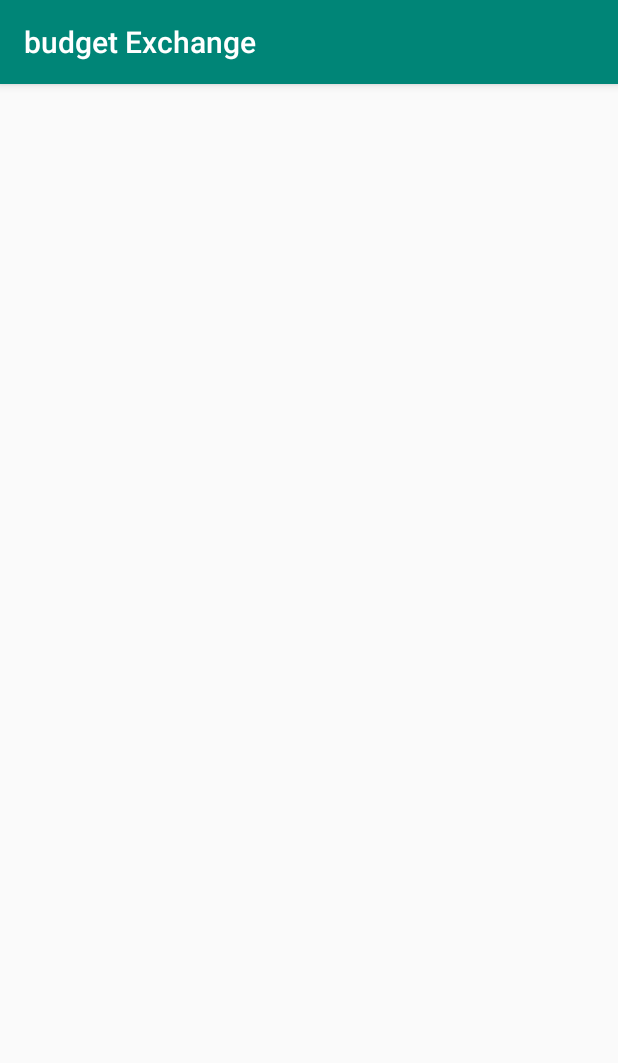
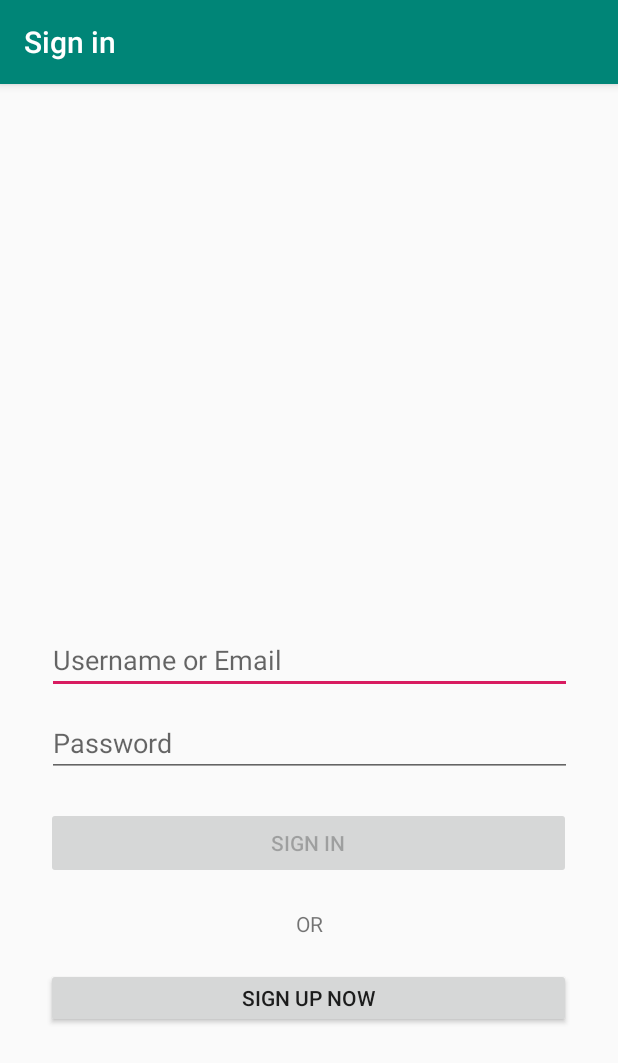
Before and after one commit to csohier/budgetExchange2, an Android app: the screen it shows after launch (MainActivity before the commit, LoginActivity after it), on a phone screen of 412 x 824 dp. Shown: the top 1063 px of the screen. Run offline under Robolectric (Android 15) with nearby library versions, the phone set to English and light mode, and no system bars.

Commit message:
Created Login Activity and Login xml, but currently unable to open it for some reason.

```diff
--- a/app/build.gradle
+++ b/app/build.gradle
@@ -23,6 +23,9 @@
     implementation fileTree(dir: 'libs', include: ['*.jar'])
     implementation 'androidx.appcompat:appcompat:1.0.2'
     implementation 'androidx.constraintlayout:constraintlayout:1.1.3'
+    implementation 'com.google.android.material:material:1.1.0'
+    implementation 'androidx.annotation:annotation:1.1.0'
+    implementation 'androidx.lifecycle:lifecycle-extensions:2.2.0'
     testImplementation 'junit:junit:4.12'
     androidTestImplementation 'androidx.test.ext:junit:1.1.0'
     androidTestImplementation 'androidx.test.espresso:espresso-core:3.1.1'
--- a/app/src/main/AndroidManifest.xml
+++ b/app/src/main/AndroidManifest.xml
@@ -9,6 +9,9 @@
         android:roundIcon="@mipmap/ic_launcher_round"
         android:supportsRtl="true"
         android:theme="@style/AppTheme">
+        <activity
+            android:name=".ui.login.LoginActivity"
+            android:label="@string/title_activity_login"></activity>
         <activity android:name=".MainActivity">
             <intent-filter>
                 <action android:name="android.intent.action.MAIN" />
--- a/app/src/main/java/com/example/budgetexchange/MainActivity.java
+++ b/app/src/main/java/com/example/budgetexchange/MainActivity.java
@@ -2,7 +2,10 @@
 
 import androidx.appcompat.app.AppCompatActivity;
 
+import android.content.Intent;
 import android.os.Bundle;
+
+import com.example.budgetexchange.ui.login.LoginActivity;
 
 public class MainActivity extends AppCompatActivity {
 
@@ -10,5 +13,8 @@
     protected void onCreate(Bundle savedInstanceState) {
         super.onCreate(savedInstanceState);
         setContentView(R.layout.activity_main);
+
+        Intent intent = new Intent(this, LoginActivity.class);
+        startActivity(intent);
     }
 }
--- /dev/null
+++ b/app/src/main/java/com/example/budgetexchange/data/LoginRepository.java
@@ -0,0 +1,54 @@
+package com.example.budgetexchange.data;
+
+import com.example.budgetexchange.data.model.LoggedInUser;
+
+/**
+ * Class that requests authentication and user information from the remote data source and
+ * maintains an in-memory cache of login status and user credentials information.
+ */
+public class LoginRepository {
+
+    private static volatile LoginRepository instance;
+
+    private LoginDataSource dataSource;
+
+    // If user credentials will be cached in local storage, it is recommended it be encrypted
+    // @see https://developer.android.com/training/articles/keystore
+    private LoggedInUser user = null;
+
+    // private constructor : singleton access
+    private LoginRepository(LoginDataSource dataSource) {
+        this.dataSource = dataSource;
+    }
+
+    public static LoginRepository getInstance(LoginDataSource dataSource) {
+        if (instance == null) {
+            instance = new LoginRepository(dataSource);
+        }
+        return instance;
+    }
+
+    public boolean isLoggedIn() {
+        return user != null;
+    }
+
+    public void logout() {
+        user = null;
+        dataSource.logout();
+    }
+
+    private void setLoggedInUser(LoggedInUser user) {
+        this.user = user;
+        // If user credentials will be cached in local storage, it is recommended it be encrypted
+        // @see https://developer.android.com/training/articles/keystore
+    }
+
+    public Result<LoggedInUser> login(String username, String password) {
+        // handle login
+        Result<LoggedInUser> result = dataSource.login(username, password);
+        if (result instanceof Result.Success) {
+            setLoggedInUser(((Result.Success<LoggedInUser>) result).getData());
+        }
+        return result;
+    }
+}
--- /dev/null
+++ b/app/src/main/java/com/example/budgetexchange/ui/login/LoginActivity.java
@@ -0,0 +1,128 @@
+package com.example.budgetexchange.ui.login;
+
+import android.app.Activity;
+
+import androidx.lifecycle.Observer;
+import androidx.lifecycle.ViewModelProviders;
+
+import android.os.Bundle;
+
+import androidx.annotation.Nullable;
+import androidx.annotation.StringRes;
+import androidx.appcompat.app.AppCompatActivity;
+
+import android.text.Editable;
+import android.text.TextWatcher;
+import android.view.KeyEvent;
+import android.view.View;
+import android.view.inputmethod.EditorInfo;
+import android.widget.Button;
+import android.widget.EditText;
+import android.widget.ProgressBar;
+import android.widget.TextView;
+import android.widget.Toast;
+
+import com.example.budgetexchange.R;
+
+public class LoginActivity extends AppCompatActivity {
+
+    private LoginViewModel loginViewModel;
+
+    @Override
+    public void onCreate(Bundle savedInstanceState) {
+        super.onCreate(savedInstanceState);
+        setContentView(R.layout.activity_login);
+        loginViewModel = ViewModelProviders.of(this, new LoginViewModelFactory()).get(LoginViewModel.class);
+
+        final EditText usernameEditText = findViewById(R.id.loginId);
+        final EditText passwordEditText = findViewById(R.id.loginPw);
+        final Button loginButton = findViewById(R.id.loginBtn);
+        final ProgressBar loadingProgressBar = findViewById(R.id.loading);
+
+        loginViewModel.getLoginFormState().observe(this, new Observer<LoginFormState>() {
+            @Override
+            public void onChanged(@Nullable LoginFormState loginFormState) {
+                if (loginFormState == null) {
+                    return;
+                }
+                loginButton.setEnabled(loginFormState.isDataValid());
+                if (loginFormState.getUsernameError() != null) {
+                    usernameEditText.setError(getString(loginFormState.getUsernameError()));
+                }
+                if (loginFormState.getPasswordError() != null) {
+                    passwordEditText.setError(getString(loginFormState.getPasswordError()));
+                }
+            }
+        });
+
+        loginViewModel.getLoginResult().observe(this, new Observer<LoginResult>() {
+            @Override
+            public void onChanged(@Nullable LoginResult loginResult) {
+                if (loginResult == null) {
+                    return;
+                }
+                loadingProgressBar.setVisibility(View.GONE);
+                if (loginResult.getError() != null) {
+                    showLoginFailed(loginResult.getError());
+                }
+                if (loginResult.getSuccess() != null) {
+                    updateUiWithUser(loginResult.getSuccess());
+                }
+                setResult(Activity.RESULT_OK);
+
+                //Complete and destroy login activity once successful
+                finish();
+            }
+        });
+
+        TextWatcher afterTextChangedListener = new TextWatcher() {
+            @Override
+            public void beforeTextChanged(CharSequence s, int start, int count, int after) {
+                // ignore
+            }
+
+            @Override
+            public void onTextChanged(CharSequence s, int start, int before, int count) {
+                // ignore
+            }
+
+            @Override
+            public void afterTextChanged(Editable s) {
+                loginViewModel.loginDataChanged(usernameEditText.getText().toString(),
+                        passwordEditText.getText().toString());
+            }
+        };
+        usernameEditText.addTextChangedListener(afterTextChangedListener);
+        passwordEditText.addTextChangedListener(afterTextChangedListener);
+        passwordEditText.setOnEditorActionListener(new TextView.OnEditorActionListener() {
+
+            @Override
+            public boolean onEditorAction(TextView v, int actionId, KeyEvent event) {
+                if (actionId == EditorInfo.IME_ACTION_DONE) {
+                    loginViewModel.login(usernameEditText.getText().toString(),
+                            passwordEditText.getText().toString());
+                }
+                return false;
+            }
+        });
+
+        loginButton.setOnClickListener(new View.OnClickListener() {
+            @Override
+            public void onClick(View v) {
+                loadingProgressBar.setVisibility(View.VISIBLE);
+                loginViewModel.login(usernameEditText.getText().toString(),
+                        passwordEditText.getText().toString());
+            }
+        });
+    }
+
+    private void updateUiWithUser(LoggedInUserView model) {
+        String welcome = getString(R.string.welcome) + model.getDisplayName();
+        // TODO : initiate successful logged in experience
+        Toast.makeText(getApplicationContext(), welcome, Toast.LENGTH_LONG).show();
+    }
+
+    private void showLoginFailed(@StringRes Integer errorString) {
+        Toast.makeText(getApplicationContext(), errorString, Toast.LENGTH_SHORT).show();
+    }
+}
--- /dev/null
+++ b/app/src/main/java/com/example/budgetexchange/ui/login/LoginViewModel.java
@@ -0,0 +1,70 @@
+package com.example.budgetexchange.ui.login;
+
+import androidx.lifecycle.LiveData;
+import androidx.lifecycle.MutableLiveData;
+import androidx.lifecycle.ViewModel;
+
+import android.util.Patterns;
+
+import com.example.budgetexchange.data.LoginRepository;
+import com.example.budgetexchange.data.Result;
+import com.example.budgetexchange.data.model.LoggedInUser;
+import com.example.budgetexchange.R;
+
+public class LoginViewModel extends ViewModel {
+
+    private MutableLiveData<LoginFormState> loginFormState = new MutableLiveData<>();
+    private MutableLiveData<LoginResult> loginResult = new MutableLiveData<>();
+    private LoginRepository loginRepository;
+
+    LoginViewModel(LoginRepository loginRepository) {
+        this.loginRepository = loginRepository;
+    }
+
+    LiveData<LoginFormState> getLoginFormState() {
+        return loginFormState;
+    }
+
+    LiveData<LoginResult> getLoginResult() {
+        return loginResult;
+    }
+
+    public void login(String username, String password) {
+        // can be launched in a separate asynchronous job
+        Result<LoggedInUser> result = loginRepository.login(username, password);
+
+        if (result instanceof Result.Success) {
+            LoggedInUser data = ((Result.Success<LoggedInUser>) result).getData();
+            loginResult.setValue(new LoginResult(new LoggedInUserView(data.getDisplayName())));
+        } else {
+            loginResult.setValue(new LoginResult(R.string.login_failed));
+        }
+    }
+
+    public void loginDataChanged(String username, String password) {
+        if (!isUserNameValid(username)) {
+            loginFormState.setValue(new LoginFormState(R.string.invalid_username, null));
+        } else if (!isPasswordValid(password)) {
+            loginFormState.setValue(new LoginFormState(null, R.string.invalid_password));
+        } else {
+            loginFormState.setValue(new LoginFormState(true));
+        }
+    }
+
+    // A placeholder username validation check
+    private boolean isUserNameValid(String username) {
+        if (username == null) {
+            return false;
+        }
+        if (username.contains("@")) {
+            return Patterns.EMAIL_ADDRESS.matcher(username).matches();
+        } else {
+            return !username.trim().isEmpty();
+        }
+    }
+
+    // A placeholder password validation check
+    private boolean isPasswordValid(String password) {
+        return password != null && password.trim().length() > 5;
+    }
+}
--- /dev/null
+++ b/app/src/main/java/com/example/budgetexchange/ui/login/LoginViewModelFactory.java
@@ -0,0 +1,26 @@
+package com.example.budgetexchange.ui.login;
+
+import androidx.lifecycle.ViewModel;
+import androidx.lifecycle.ViewModelProvider;
+import androidx.annotation.NonNull;
+
+import com.example.budgetexchange.data.LoginDataSource;
+import com.example.budgetexchange.data.LoginRepository;
+
+/**
+ * ViewModel provider factory to instantiate LoginViewModel.
+ * Required given LoginViewModel has a non-empty constructor
+ */
+public class LoginViewModelFactory implements ViewModelProvider.Factory {
+
+    @NonNull
+    @Override
+    @SuppressWarnings("unchecked")
+    public <T extends ViewModel> T create(@NonNull Class<T> modelClass) {
+        if (modelClass.isAssignableFrom(LoginViewModel.class)) {
+            return (T) new LoginViewModel(LoginRepository.getInstance(new LoginDataSource()));
+        } else {
+            throw new IllegalArgumentException("Unknown ViewModel class");
+        }
+    }
+}
--- /dev/null
+++ b/app/src/main/res/layout/activity_login.xml
@@ -0,0 +1,94 @@
+<?xml version="1.0" encoding="utf-8"?>
+<androidx.constraintlayout.widget.ConstraintLayout xmlns:android="http://schemas.android.com/apk/res/android"
+    xmlns:app="http://schemas.android.com/apk/res-auto"
+    xmlns:tools="http://schemas.android.com/tools"
+    android:id="@+id/container"
+    android:layout_width="match_parent"
+    android:layout_height="match_parent"
+    android:paddingLeft="@dimen/activity_horizontal_margin"
+    android:paddingTop="@dimen/activity_vertical_margin"
+    android:paddingRight="@dimen/activity_horizontal_margin"
+    android:paddingBottom="@dimen/activity_vertical_margin"
+    tools:context=".ui.login.LoginActivity">
+
+    <EditText
+        android:id="@+id/loginId"
+        android:layout_width="350dp"
+        android:layout_height="wrap_content"
+
+        android:hint="Username or Email"
+        android:inputType="textEmailAddress"
+        android:selectAllOnFocus="true"
+        app:layout_constraintBottom_toBottomOf="parent"
+        app:layout_constraintEnd_toEndOf="parent"
+        app:layout_constraintStart_toStartOf="parent"
+        app:layout_constraintTop_toTopOf="parent" />
+
+    <EditText
+        android:id="@+id/loginPw"
+        android:layout_width="350dp"
+        android:layout_height="wrap_content"
+        android:layout_marginTop="10dp"
+
+        android:hint="@string/prompt_password"
+        android:imeActionLabel="@string/action_sign_in_short"
+        android:imeOptions="actionDone"
+        android:inputType="textPassword"
+        android:selectAllOnFocus="true"
+        app:layout_constraintEnd_toEndOf="parent"
+        app:layout_constraintStart_toStartOf="parent"
+        app:layout_constraintTop_toBottomOf="@+id/loginId" />
+
+    <Button
+        android:id="@+id/loginBtn"
+        android:layout_width="350dp"
+        android:layout_height="wrap_content"
+        android:layout_gravity="start"
+        android:layout_marginTop="20dp"
+        android:enabled="false"
+        android:text="SIGN IN"
+        app:layout_constraintBottom_toBottomOf="parent"
+        app:layout_constraintEnd_toEndOf="parent"
+        app:layout_constraintHorizontal_bias="0.498"
+        app:layout_constraintStart_toStartOf="parent"
+        app:layout_constraintTop_toBottomOf="@+id/loginPw"
+        app:layout_constraintVertical_bias="0.0" />
+
+    <ProgressBar
+        android:id="@+id/loading"
+        android:layout_width="wrap_content"
+        android:layout_height="wrap_content"
+        android:layout_gravity="center"
+        android:layout_marginStart="32dp"
+        android:layout_marginTop="64dp"
+        android:layout_marginEnd="32dp"
+        android:layout_marginBottom="64dp"
+        android:visibility="gone"
+        app:layout_constraintBottom_toBottomOf="parent"
+        app:layout_constraintEnd_toEndOf="@+id/loginPw"
+        app:layout_constraintStart_toStartOf="@+id/loginPw"
+        app:layout_constraintTop_toTopOf="parent"
+        app:layout_constraintVertical_bias="0.3" />
+
+    <TextView
+        android:id="@+id/loginOr"
+        android:layout_width="wrap_content"
+        android:layout_height="wrap_content"
+        android:layout_marginTop="20dp"
+        android:text="OR"
+        app:layout_constraintEnd_toEndOf="parent"
+        app:layout_constraintStart_toStartOf="parent"
+        app:layout_constraintTop_toBottomOf="@+id/loginBtn" />
+
+    <Button
+        android:id="@+id/signUpBtn"
+        android:layout_width="350dp"
+        android:layout_height="40dp"
+        android:layout_marginTop="20dp"
+        android:text="SIGN UP NOW"
+        app:layout_constraintEnd_toEndOf="parent"
+        app:layout_constraintHorizontal_bias="0.491"
+        app:layout_constraintStart_toStartOf="parent"
+        app:layout_constraintTop_toBottomOf="@+id/loginOr" />
+
+</androidx.constraintlayout.widget.ConstraintLayout>
--- a/app/src/main/res/layout/activity_main.xml
+++ b/app/src/main/res/layout/activity_main.xml
@@ -6,8 +6,8 @@
     android:layout_height="match_parent"
     tools:context=".MainActivity">
 
-    <Buttona
-        android:id="@+id/loginSignUp"
+    <Button
+        android:id="@+id/signUpBtn"
         android:layout_width="350dp"
         android:layout_height="40dp"
         android:layout_marginTop="20dp"
--- /dev/null
+++ b/app/src/main/res/values/dimens.xml
@@ -0,0 +1,5 @@
+<resources>
+    <!-- Default screen margins, per the Android Design guidelines. -->
+    <dimen name="activity_horizontal_margin">16dp</dimen>
+    <dimen name="activity_vertical_margin">16dp</dimen>
+</resources>
--- a/app/src/main/res/values/strings.xml
+++ b/app/src/main/res/values/strings.xml
@@ -1,3 +1,12 @@
 <resources>
     <string name="app_name">budget Exchange</string>
+    <string name="title_activity_login">Sign in</string>
+    <string name="prompt_email">Email</string>
+    <string name="prompt_password">Password</string>
+    <string name="action_sign_in">Sign in or register</string>
+    <string name="action_sign_in_short">Sign in</string>
+    <string name="welcome">"Welcome !"</string>
+    <string name="invalid_username">Not a valid username</string>
+    <string name="invalid_password">Password must be >5 characters</string>
+    <string name="login_failed">"Login failed"</string>
 </resources>
--- a/build.gradle
+++ b/build.gradle
@@ -7,7 +7,7 @@
 
     }
     dependencies {
-        classpath 'com.android.tools.build:gradle:3.5.3'
+        classpath 'com.android.tools.build:gradle:3.6.1'
 
         // NOTE: Do not place your application dependencies here; they belong
         // in the individual module build.gradle files
```
Also changed, not shown: app/src/main/java/com/example/budgetexchange/data/LoginDataSource.java (added, +29 -0 lines), app/src/main/java/com/example/budgetexchange/data/Result.java (added, +48 -0 lines), app/src/main/java/com/example/budgetexchange/data/model/LoggedInUser.java (added, +23 -0 lines), app/src/main/java/com/example/budgetexchange/ui/login/LoggedInUserView.java (added, +17 -0 lines), app/src/main/java/com/example/budgetexchange/ui/login/LoginFormState.java (added, +40 -0 lines), app/src/main/java/com/example/budgetexchange/ui/login/LoginResult.java (added, +31 -0 lines), gradle/wrapper/gradle-wrapper.properties.
